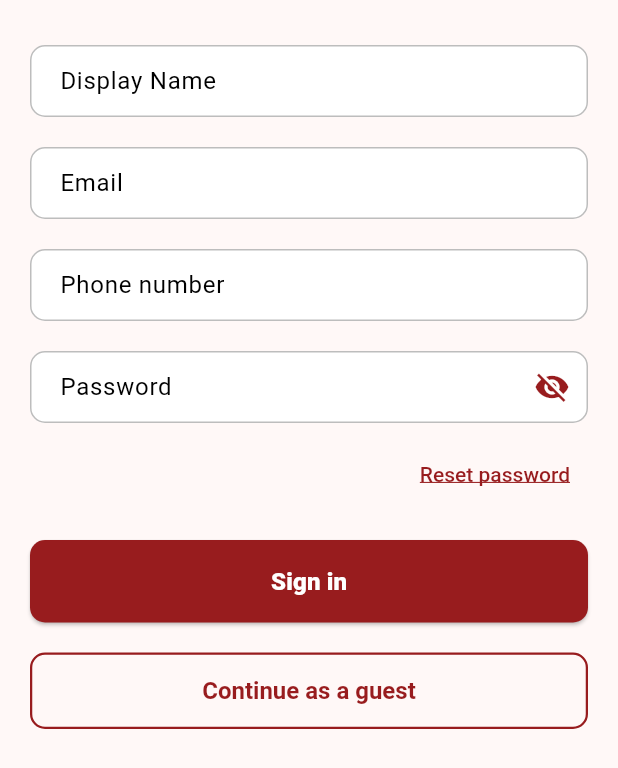
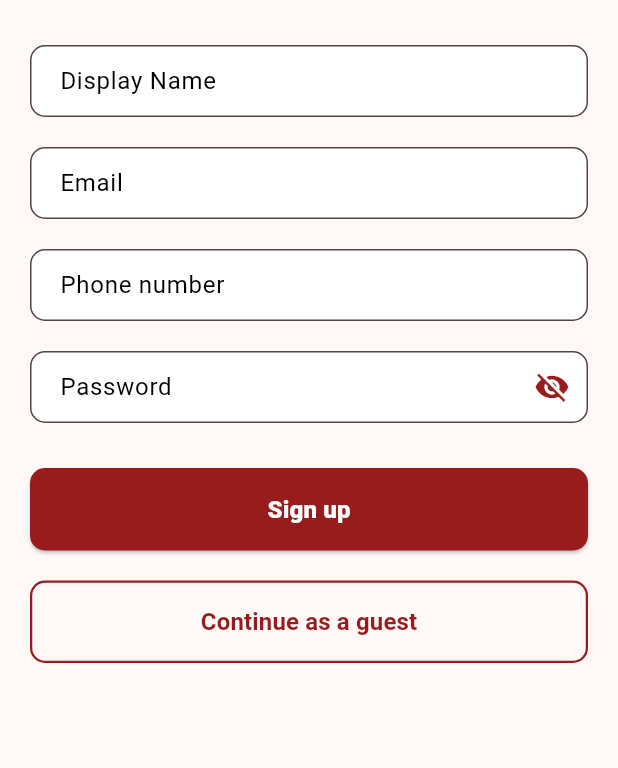
Before and after one commit to jo-plate/joplate-mobile-app, a Flutter app: the SignupForm widget shown alone on an empty page, opened directly, on a phone screen of 412 x 824 dp. Shown: the top 768 px of the screen. Run offline on Flutter 3.47's test engine with Material 3 defaults, Android fonts, the phone set to English and light mode, and no system bars; our stand-ins replace auto_route, cloud_firestore, firebase_auth, firebase_core, flutter_bloc, freezed_annotation and 3 more; accounts and stored records are empty; network calls fail.

Commit message:
finish signup login screens

```diff
--- a/lib/domain/repositories/firestore.dart
+++ b/lib/domain/repositories/firestore.dart
@@ -5,8 +5,9 @@ import 'package:joplate/domain/entities/user_profile.dart';
 
 @injectable
 class FirestoreUserRepository {
-  final String _collectionName = 'user_profile';
+  final String _collectionName = 'user_profiles';
   final FirebaseFirestore _firestore = FirebaseFirestore.instance;
+  UserProfile userProfile = UserProfile.empty();
 
   Future<void> createUserProfile(String userId, SignupInput input) async {
     var userProfile =
@@ -23,7 +24,15 @@ class FirestoreUserRepository {
   // Delete user profile
   // }
 
-  // Future<UserProfile> getUserProfile() async {
-  // Get user profile
-  // }
+  Future<UserProfile> getUserProfile(String userId) async {
+    var snapshot = await _firestore.collection(_collectionName).doc(userId).get();
+    var data = snapshot.data()!;
+
+    return UserProfile(
+      displayName: data['displayName'],
+      id: data['id'],
+      email: data['email'],
+      phonenumber: data['phonenumber'],
+    );
+  }
 }
--- a/lib/main.dart
+++ b/lib/main.dart
@@ -5,7 +5,7 @@ import 'package:joplate/injection/dependencies.dart';
 import 'package:joplate/injection/injector.dart';
 import 'package:joplate/presentation/cubits/auth/auth_cubit.dart';
 import 'package:joplate/presentation/routes/router.dart';
-import 'package:firebase_auth/firebase_auth.dart';
+
 import 'package:firebase_core/firebase_core.dart';
 import 'package:joplate/presentation/theme.dart';
 
@@ -20,7 +20,7 @@ void main() async {
   await DependencyManager.inject();
 
   // COMMENT IN PROD
-  if (kDebugMode) await FirebaseAuth.instance.useAuthEmulator('localhost', 9099);
+  // if (kDebugMode) await FirebaseAuth.instance.useAuthEmulator('localhost', 9099);
 
   runApp(const MyApp());
 }
--- a/lib/presentation/routes/pages/auth_screen/auth_page.dart
+++ b/lib/presentation/routes/pages/auth_screen/auth_page.dart
@@ -1,6 +1,5 @@
 import 'package:auto_route/auto_route.dart';
 import 'package:flutter/material.dart';
-import 'package:flutter_bloc/flutter_bloc.dart';
 import 'package:joplate/injection/injector.dart';
 import 'package:joplate/presentation/cubits/auth/auth_cubit.dart';
 import 'package:joplate/presentation/routes/pages/auth_screen/ui/login_form.dart';
--- a/lib/presentation/routes/pages/auth_screen/ui/signup_form.dart
+++ b/lib/presentation/routes/pages/auth_screen/ui/signup_form.dart
@@ -1,6 +1,7 @@
 import 'package:flutter/material.dart';
-import 'package:joplate/domain/dto/login_input.dart';
 import 'package:joplate/domain/dto/signup_input.dart';
+import 'package:joplate/injection/injector.dart';
+import 'package:joplate/presentation/cubits/auth/auth_cubit.dart';
 
 class SignupForm extends StatefulWidget {
   const SignupForm({super.key, this.onPressed});
@@ -16,160 +17,75 @@ class _SignupFormState extends State<SignupForm> {
   final TextEditingController displayNameController = TextEditingController();
   final TextEditingController phoneNumberController = TextEditingController();
   final TextEditingController passwordController = TextEditingController();
+  bool passwordHidden = true;
+
+  @override
+  void dispose() {
+    emailController.dispose();
+    displayNameController.dispose();
+    phoneNumberController.dispose();
+    passwordController.dispose();
+    super.dispose();
+  }
 
   @override
   Widget build(BuildContext context) {
     return Padding(
-      padding: const EdgeInsets.only(left: 20.0, right: 20.0, top: 30.0), // Reduced top padding
+      padding: const EdgeInsets.symmetric(horizontal: 20.0, vertical: 30.0),
       child: Column(
         crossAxisAlignment: CrossAxisAlignment.stretch,
         children: [
           TextField(
             controller: displayNameController,
             keyboardType: TextInputType.name,
-            decoration: InputDecoration(
+            decoration: const InputDecoration(
               labelText: 'Display Name',
-              labelStyle: const TextStyle(
-                fontSize: 16,
-                fontWeight: FontWeight.w400,
-                color: Colors.black,
-              ),
-              filled: true,
-              fillColor: Colors.white,
-              border: OutlineInputBorder(
-                borderRadius: BorderRadius.circular(10),
-                borderSide: const BorderSide(color: Colors.grey),
-              ),
-              focusedBorder: OutlineInputBorder(
-                borderRadius: BorderRadius.circular(10),
-                borderSide: const BorderSide(color: Color(0xFF981C1E), width: 2),
-              ),
-              contentPadding: const EdgeInsets.symmetric(horizontal: 16, vertical: 12),
             ),
           ),
           const SizedBox(height: 20),
-          // Email Field
           TextField(
             controller: emailController,
             keyboardType: TextInputType.emailAddress,
-            decoration: InputDecoration(
+            decoration: const InputDecoration(
               labelText: 'Email',
-              labelStyle: const TextStyle(
-                fontSize: 16,
-                fontWeight: FontWeight.w400,
-                color: Colors.black,
-              ),
-              filled: true,
-              fillColor: Colors.white,
-              border: OutlineInputBorder(
-                borderRadius: BorderRadius.circular(10),
-                borderSide: const BorderSide(color: Colors.grey),
-              ),
-              focusedBorder: OutlineInputBorder(
-                borderRadius: BorderRadius.circular(10),
-                borderSide: const BorderSide(color: Color(0xFF981C1E), width: 2),
-              ),
-              contentPadding: const EdgeInsets.symmetric(horizontal: 16, vertical: 12),
             ),
           ),
           const SizedBox(height: 20),
           TextField(
             controller: phoneNumberController,
             keyboardType: TextInputType.phone,
-            decoration: InputDecoration(
+            decoration: const InputDecoration(
               labelText: 'Phone number',
-              labelStyle: const TextStyle(
-                fontSize: 16,
-                fontWeight: FontWeight.w400,
-                color: Colors.black,
-              ),
-              filled: true,
-              fillColor: Colors.white,
-              border: OutlineInputBorder(
-                borderRadius: BorderRadius.circular(10),
-                borderSide: const BorderSide(color: Colors.grey),
-              ),
-              focusedBorder: OutlineInputBorder(
-                borderRadius: BorderRadius.circular(10),
-                borderSide: const BorderSide(color: Color(0xFF981C1E), width: 2),
-              ),
-              contentPadding: const EdgeInsets.symmetric(horizontal: 16, vertical: 12),
             ),
           ),
           const SizedBox(height: 20),
-
-          // Password Field
           TextField(
             controller: passwordController,
-            obscureText: true,
+            obscureText: passwordHidden,
             decoration: InputDecoration(
               labelText: 'Password',
-              labelStyle: const TextStyle(
-                fontSize: 16,
-                fontWeight: FontWeight.w400,
-                color: Colors.black,
-              ),
-              filled: true,
-              fillColor: Colors.white,
-              border: OutlineInputBorder(
-                borderRadius: BorderRadius.circular(10),
-                borderSide: const BorderSide(color: Colors.grey),
-              ),
-              focusedBorder: OutlineInputBorder(
-                borderRadius: BorderRadius.circular(10),
-                borderSide: const BorderSide(color: Color(0xFF981C1E), width: 2),
-              ),
-              contentPadding: const EdgeInsets.symmetric(horizontal: 16, vertical: 12),
               suffixIcon: IconButton(
-                icon: const Icon(Icons.visibility_off, color: Color(0xFF981C1E)),
-                onPressed: () {
-                  // Handle password visibility toggle
-                },
+                icon: Icon(
+                  passwordHidden ? Icons.visibility_off : Icons.visibility,
+                  color: const Color(0xFF981C1E),
+                ),
+                onPressed: () => setState(() => passwordHidden = !passwordHidden),
               ),
             ),
           ),
-          const SizedBox(height: 10),
-
-          // Reset Password Link
-          Align(
-            alignment: Alignment.centerRight,
-            child: TextButton(
-              onPressed: () {
-                // Handle reset password action
-              },
-              child: const Text(
-                'Reset password',
-                style: TextStyle(
-                  fontSize: 14,
-                  color: Color(0xFF981C1E),
-                  fontWeight: FontWeight.w500,
-                ),
-              ),
-            ),
-          ),
-          const SizedBox(height: 20),
-
-          // Sign In Button
+          const SizedBox(height: 30),
           ElevatedButton(
             onPressed: () {
               final input = SignupInput(
                 email: emailController.text,
                 password: passwordController.text,
-                displayName: '',
-                phonenumber: '',
+                displayName: displayNameController.text,
+                phonenumber: phoneNumberController.text,
               );
               widget.onPressed?.call(input);
-              debugPrint('Login attempt: $input');
             },
-            style: ElevatedButton.styleFrom(
-              backgroundColor: const Color(0xFF981C1E),
-              shape: RoundedRectangleBorder(
-                borderRadius: BorderRadius.circular(10),
-              ),
-              padding: const EdgeInsets.symmetric(vertical: 16),
-            ),
             child: const Text(
-              'Sign in',
+              'Sign up',
               style: TextStyle(
                 fontSize: 16,
                 fontWeight: FontWeight.w900,
@@ -178,17 +94,8 @@ class _SignupFormState extends State<SignupForm> {
             ),
           ),
           const SizedBox(height: 20),
-
-          // Login as Guest Button
           OutlinedButton(
-            onPressed: null, // Static button, no action
-            style: OutlinedButton.styleFrom(
-              side: const BorderSide(color: Color(0xFF981C1E), width: 1.5),
-              shape: RoundedRectangleBorder(
-                borderRadius: BorderRadius.circular(10),
-              ),
-              padding: const EdgeInsets.symmetric(vertical: 16),
-            ),
+            onPressed: () => injector<AuthCubit>().loginAnonymously(),
             child: const Text(
               'Continue as a guest',
               style: TextStyle(
--- a/lib/presentation/theme.dart
+++ b/lib/presentation/theme.dart
@@ -10,23 +10,40 @@ final appTheme = ThemeData(
 
   // Input decoration theme for text fields
   inputDecorationTheme: InputDecorationTheme(
+    filled: true,
+    fillColor: Colors.white,
+    contentPadding: const EdgeInsets.symmetric(horizontal: 16, vertical: 12),
     border: OutlineInputBorder(
       borderRadius: BorderRadius.circular(10),
-      borderSide: BorderSide(color: Colors.grey.shade300),
-    ),
-    enabledBorder: OutlineInputBorder(
-      borderRadius: BorderRadius.circular(10),
-      borderSide: BorderSide(color: Colors.grey.shade400),
+      borderSide: const BorderSide(color: Colors.grey),
     ),
     focusedBorder: OutlineInputBorder(
       borderRadius: BorderRadius.circular(10),
-      borderSide: BorderSide(color: Color(0xFF981C1E), width: 2),
+      borderSide: const BorderSide(color: Color(0xFF981C1E), width: 2),
     ),
-    filled: true,
-    fillColor: Colors.white,
-    contentPadding: const EdgeInsets.symmetric(horizontal: 15, vertical: 12),
-    labelStyle: const TextStyle(fontSize: 14, color: Colors.grey),
-    hintStyle: const TextStyle(fontSize: 14, color: Colors.grey),
+    labelStyle: const TextStyle(
+      fontSize: 16,
+      fontWeight: FontWeight.w400,
+      color: Colors.black,
+    ),
+  ),
+  elevatedButtonTheme: ElevatedButtonThemeData(
+    style: ElevatedButton.styleFrom(
+      backgroundColor: const Color(0xFF981C1E),
+      shape: RoundedRectangleBorder(
+        borderRadius: BorderRadius.circular(10),
+      ),
+      padding: const EdgeInsets.symmetric(vertical: 16),
+    ),
+  ),
+  outlinedButtonTheme: OutlinedButtonThemeData(
+    style: OutlinedButton.styleFrom(
+      side: const BorderSide(color: Color(0xFF981C1E), width: 1.5),
+      shape: RoundedRectangleBorder(
+        borderRadius: BorderRadius.circular(10),
+      ),
+      padding: const EdgeInsets.symmetric(vertical: 16),
+    ),
   ),
 
   // Button themes
@@ -43,15 +60,6 @@ final appTheme = ThemeData(
       padding: MaterialStateProperty.all(
         const EdgeInsets.symmetric(vertical: 15),
       ),
-    ),
-  ),
-  outlinedButtonTheme: OutlinedButtonThemeData(
-    style: OutlinedButton.styleFrom(
-      foregroundColor: Color(0xFF981C1E),
-      side: const BorderSide(color: Color(0xFF981C1E), width: 1.5),
-      textStyle: const TextStyle(fontSize: 16, fontWeight: FontWeight.bold),
-      shape: RoundedRectangleBorder(borderRadius: BorderRadius.circular(10)),
-      padding: const EdgeInsets.symmetric(vertical: 15),
     ),
   ),
 
```
